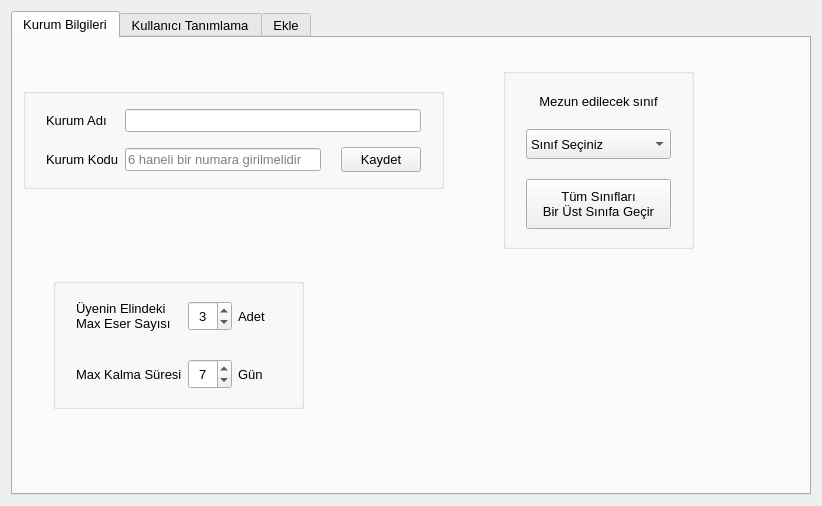
This is ui/ayarlar.ui in mseroglu/kutuphaneOtomasyon as Qt 5 draws it before an edit. The edited form follows.
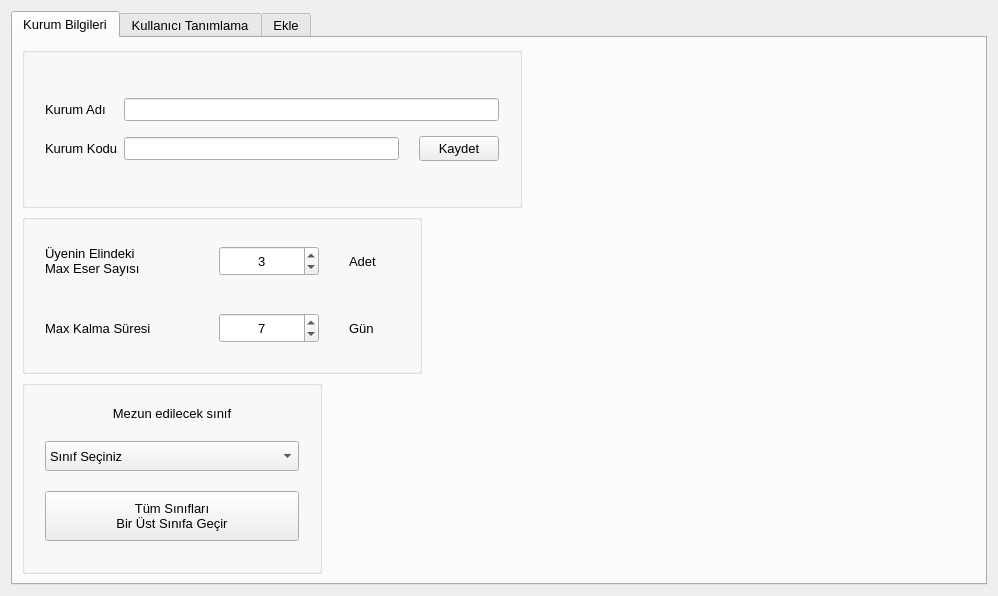
This is the edited form. The open tabs and pages were chosen to show the change.

```diff
--- a/ui/ayarlar.ui
+++ b/ui/ayarlar.ui
@@ -6,8 +6,8 @@
    <rect>
     <x>0</x>
     <y>0</y>
-    <width>772</width>
-    <height>506</height>
+    <width>998</width>
+    <height>596</height>
    </rect>
   </property>
   <property name="font">
@@ -33,158 +33,14 @@
       <attribute name="title">
        <string>Kurum Bilgileri</string>
       </attribute>
-      <widget class="QGroupBox" name="groupBox_4">
-       <property name="geometry">
-        <rect>
-         <x>490</x>
-         <y>30</y>
-         <width>191</width>
-         <height>181</height>
-        </rect>
-       </property>
-       <property name="font">
-        <font>
-         <pointsize>10</pointsize>
-        </font>
-       </property>
-       <property name="title">
-        <string/>
-       </property>
-       <layout class="QVBoxLayout" name="verticalLayout_8">
-        <property name="spacing">
-         <number>20</number>
-        </property>
-        <property name="leftMargin">
-         <number>20</number>
-        </property>
-        <property name="topMargin">
-         <number>20</number>
-        </property>
-        <property name="rightMargin">
-         <number>20</number>
-        </property>
-        <property name="bottomMargin">
-         <number>30</number>
-        </property>
+      <layout class="QVBoxLayout" name="verticalLayout_9">
         <item>
-         <widget class="QLabel" name="label_7">
-          <property name="text">
-           <string>Mezun edilecek sınıf</string>
-          </property>
-          <property name="alignment">
-           <set>Qt::AlignCenter</set>
-          </property>
-         </widget>
-        </item>
-        <item>
-         <widget class="QComboBox" name="combo_chooseGrade">
-          <property name="minimumSize">
-           <size>
-            <width>0</width>
-            <height>30</height>
-           </size>
-          </property>
-          <property name="font">
-           <font>
-            <pointsize>10</pointsize>
-           </font>
-          </property>
-          <item>
-           <property name="text">
-            <string>Sınıf Seçiniz</string>
-           </property>
-          </item>
-          <item>
-           <property name="text">
-            <string>1. Sınıf</string>
-           </property>
-          </item>
-          <item>
-           <property name="text">
-            <string>2. Sınıf</string>
-           </property>
-          </item>
-          <item>
-           <property name="text">
-            <string>3. Sınıf</string>
-           </property>
-          </item>
-          <item>
-           <property name="text">
-            <string>4. Sınıf</string>
-           </property>
-          </item>
-          <item>
-           <property name="text">
-            <string>5. Sınıf</string>
-           </property>
-          </item>
-          <item>
-           <property name="text">
-            <string>6. Sınıf</string>
-           </property>
-          </item>
-          <item>
-           <property name="text">
-            <string>7. Sınıf</string>
-           </property>
-          </item>
-          <item>
-           <property name="text">
-            <string>8. Sınıf</string>
-           </property>
-          </item>
-          <item>
-           <property name="text">
-            <string>9. Sınıf</string>
-           </property>
-          </item>
-          <item>
-           <property name="text">
-            <string>10. Sınıf</string>
-           </property>
-          </item>
-          <item>
-           <property name="text">
-            <string>11. Sınıf</string>
-           </property>
-          </item>
-          <item>
-           <property name="text">
-            <string>12. Sınıf</string>
-           </property>
-          </item>
-         </widget>
-        </item>
-        <item>
-         <widget class="QPushButton" name="btn_levelup">
-          <property name="minimumSize">
-           <size>
-            <width>0</width>
-            <height>50</height>
-           </size>
-          </property>
-          <property name="font">
-           <font>
-            <pointsize>10</pointsize>
-           </font>
-          </property>
-          <property name="text">
-           <string>Tüm Sınıfları 
-Bir Üst Sınıfa Geçir</string>
-          </property>
-         </widget>
-        </item>
-       </layout>
-      </widget>
       <widget class="QGroupBox" name="groupBox_8">
-       <property name="geometry">
-        <rect>
-         <x>10</x>
-         <y>50</y>
-         <width>421</width>
-         <height>101</height>
-        </rect>
+         <property name="maximumSize">
+          <size>
+           <width>500</width>
+           <height>16777215</height>
+          </size>
        </property>
        <property name="font">
         <font>
@@ -265,7 +121,7 @@
              </font>
             </property>
             <property name="inputMask">
-             <string>999999</string>
+               <string/>
             </property>
             <property name="text">
              <string/>
@@ -277,7 +133,7 @@
              <number>0</number>
             </property>
             <property name="placeholderText">
-             <string>6 haneli bir numara girilmelidir</string>
+               <string/>
             </property>
            </widget>
           </item>
@@ -315,14 +171,14 @@
         </item>
        </layout>
       </widget>
+       </item>
+       <item>
       <widget class="QGroupBox" name="groupBox_9">
-       <property name="geometry">
-        <rect>
-         <x>40</x>
-         <y>240</y>
-         <width>251</width>
-         <height>131</height>
-        </rect>
+         <property name="maximumSize">
+          <size>
+           <width>400</width>
+           <height>16777215</height>
+          </size>
        </property>
        <property name="title">
         <string/>
@@ -337,6 +193,9 @@
         <property name="rightMargin">
          <number>20</number>
         </property>
+          <property name="horizontalSpacing">
+           <number>30</number>
+          </property>
         <property name="verticalSpacing">
          <number>20</number>
         </property>
@@ -384,6 +243,12 @@
         </item>
         <item row="0" column="2">
          <widget class="QLabel" name="label_15">
+            <property name="maximumSize">
+             <size>
+              <width>50</width>
+              <height>16777215</height>
+             </size>
+            </property>
           <property name="text">
            <string>Adet</string>
           </property>
@@ -435,6 +300,12 @@
         </item>
         <item row="1" column="2">
          <widget class="QLabel" name="label_16">
+            <property name="maximumSize">
+             <size>
+              <width>50</width>
+              <height>16777215</height>
+             </size>
+            </property>
           <property name="text">
            <string>Gün</string>
           </property>
@@ -445,6 +316,152 @@
         </item>
        </layout>
       </widget>
+       </item>
+       <item>
+        <widget class="QGroupBox" name="groupBox_4">
+         <property name="maximumSize">
+          <size>
+           <width>300</width>
+           <height>16777215</height>
+          </size>
+         </property>
+         <property name="font">
+          <font>
+           <pointsize>10</pointsize>
+          </font>
+         </property>
+         <property name="title">
+          <string/>
+         </property>
+         <layout class="QVBoxLayout" name="verticalLayout_8">
+          <property name="spacing">
+           <number>20</number>
+          </property>
+          <property name="leftMargin">
+           <number>20</number>
+          </property>
+          <property name="topMargin">
+           <number>20</number>
+          </property>
+          <property name="rightMargin">
+           <number>20</number>
+          </property>
+          <property name="bottomMargin">
+           <number>30</number>
+          </property>
+          <item>
+           <widget class="QLabel" name="label_7">
+            <property name="text">
+             <string>Mezun edilecek sınıf</string>
+            </property>
+            <property name="alignment">
+             <set>Qt::AlignCenter</set>
+            </property>
+           </widget>
+          </item>
+          <item>
+           <widget class="QComboBox" name="combo_chooseGrade">
+            <property name="minimumSize">
+             <size>
+              <width>0</width>
+              <height>30</height>
+             </size>
+            </property>
+            <property name="font">
+             <font>
+              <pointsize>10</pointsize>
+             </font>
+            </property>
+            <item>
+             <property name="text">
+              <string>Sınıf Seçiniz</string>
+             </property>
+            </item>
+            <item>
+             <property name="text">
+              <string>1. Sınıf</string>
+             </property>
+            </item>
+            <item>
+             <property name="text">
+              <string>2. Sınıf</string>
+             </property>
+            </item>
+            <item>
+             <property name="text">
+              <string>3. Sınıf</string>
+             </property>
+            </item>
+            <item>
+             <property name="text">
+              <string>4. Sınıf</string>
+             </property>
+            </item>
+            <item>
+             <property name="text">
+              <string>5. Sınıf</string>
+             </property>
+            </item>
+            <item>
+             <property name="text">
+              <string>6. Sınıf</string>
+             </property>
+            </item>
+            <item>
+             <property name="text">
+              <string>7. Sınıf</string>
+             </property>
+            </item>
+            <item>
+             <property name="text">
+              <string>8. Sınıf</string>
+             </property>
+            </item>
+            <item>
+             <property name="text">
+              <string>9. Sınıf</string>
+             </property>
+            </item>
+            <item>
+             <property name="text">
+              <string>10. Sınıf</string>
+             </property>
+            </item>
+            <item>
+             <property name="text">
+              <string>11. Sınıf</string>
+             </property>
+            </item>
+            <item>
+             <property name="text">
+              <string>12. Sınıf</string>
+             </property>
+            </item>
+           </widget>
+          </item>
+          <item>
+           <widget class="QPushButton" name="btn_levelup">
+            <property name="minimumSize">
+             <size>
+              <width>0</width>
+              <height>50</height>
+             </size>
+            </property>
+            <property name="font">
+             <font>
+              <pointsize>10</pointsize>
+             </font>
+            </property>
+            <property name="text">
+             <string>Tüm Sınıfları 
+Bir Üst Sınıfa Geçir</string>
+            </property>
+           </widget>
+          </item>
+         </layout>
+        </widget>
+       </item>
+      </layout>
      </widget>
      <widget class="QWidget" name="tab_2">
       <attribute name="title">
```
Left out of the diff: 12 changed lines with no effect on the pictures. Lines whose indentation alone changed are shown as unchanged.
